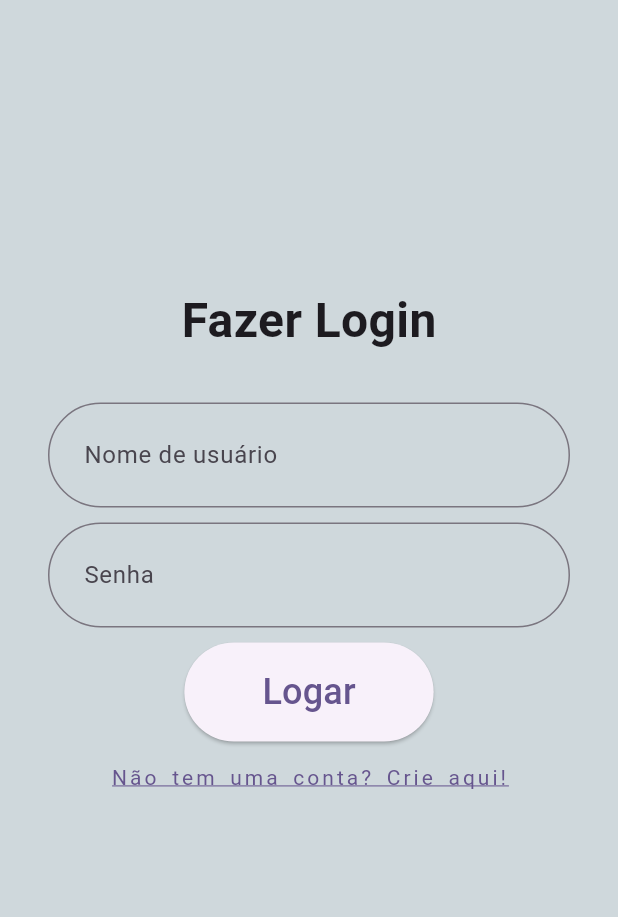
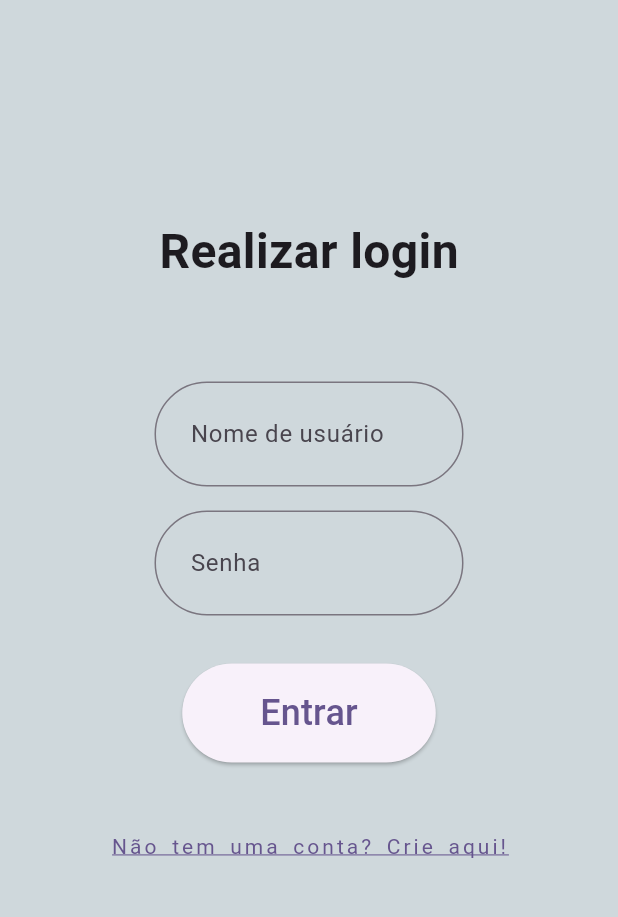
Before and after one commit to priscillamelo/flutter-series-hub, a Flutter app: the screen it shows after launch, on a phone screen of 412 x 824 dp, the part 181-1098 px from its top. Run offline on Flutter 3.47's test engine with Material 3 defaults, Android fonts, the phone set to English and light mode, and no system bars; accounts and stored records are empty.

Commit message:
login-page

```diff
--- a/lib/pages/login_page.dart
+++ b/lib/pages/login_page.dart
@@ -1,4 +1,6 @@
 import 'package:flutter/material.dart';
+import 'package:flutter/widgets.dart';
+import 'package:flutter_journal_moviesandseries/widgets/text_form_field.dart';
 
 class LoginPage extends StatelessWidget {
   const LoginPage({super.key});
@@ -19,50 +21,36 @@ class LoginPage extends StatelessWidget {
           child: SingleChildScrollView(
             child: Column(
               children: [
-                Padding(
-                  padding: const EdgeInsets.symmetric(horizontal: 24),
-                  child: Form(
-                    child: Column(
-                      children: [
                 const Text(
-                          'Fazer Login',
+                  'Realizar login',
                   style: TextStyle(
                     fontSize: 32,
                     fontWeight: FontWeight.bold,
                   ),
                 ),
                 const SizedBox(
-                          height: 32,
+                  height: 64,
                 ),
-                        TextFormField(
-                          style: const TextStyle(fontSize: 20),
-                          decoration: const InputDecoration(
-                            contentPadding: EdgeInsets.all(20),
-                            labelText: "Nome de usuário",
-                            border: OutlineInputBorder(
-                                borderRadius:
-                                    BorderRadius.all(Radius.circular(50))),
+                SizedBox(
+                  width: MediaQuery.of(context).size.width / 2,
+                  child: const Form(
+                    child: Column(
+                      children: [
+                        FormFieldWidget(
+                          label: 'Nome de usuário',
                         ),
+                        SizedBox(
+                          height: 16,
                         ),
-                        const SizedBox(
-                          height: 10,
-                        ),
-                        TextFormField(
-                          style: const TextStyle(fontSize: 20),
-                          decoration: const InputDecoration(
-                            contentPadding: EdgeInsets.all(20),
-                            labelText: "Senha",
-                            border: OutlineInputBorder(
-                                borderRadius:
-                                    BorderRadius.all(Radius.circular(50))),
-                          ),
-                        ),
-                        const SizedBox(
-                          height: 10,
+                        FormFieldWidget(
+                          label: 'Senha',
                         ),
                       ],
                     ),
                   ),
+                ),
+                const SizedBox(
+                  height: 32,
                 ),
                 ElevatedButton(
                   onPressed: () {},
@@ -77,11 +65,14 @@ class LoginPage extends StatelessWidget {
                     ),
                   ),
                   child: const Text(
-                    "Logar",
+                    "Entrar",
                     style: TextStyle(
                       fontSize: 24,
                     ),
                   ),
+                ),
+                const SizedBox(
+                  height: 32,
                 ),
                 TextButton(
                   onPressed: () {
--- /dev/null
+++ b/lib/widgets/text_form_field.dart
@@ -0,0 +1,22 @@
+import 'package:flutter/material.dart';
+
+class FormFieldWidget extends StatelessWidget {
+  final String label;
+  const FormFieldWidget({super.key, required this.label});
+
+  @override
+  Widget build(BuildContext context) {
+    return TextFormField(
+      style: const TextStyle(fontSize: 20),
+      decoration: InputDecoration(
+        contentPadding: const EdgeInsets.all(20),
+        labelText: label,
+        border: const OutlineInputBorder(
+          borderRadius: BorderRadius.all(
+            Radius.circular(50),
+          ),
+        ),
+      ),
+    );
+  }
+}
```
Also changed, not shown: 8 other files. Lines whose indentation alone changed are shown as unchanged.
